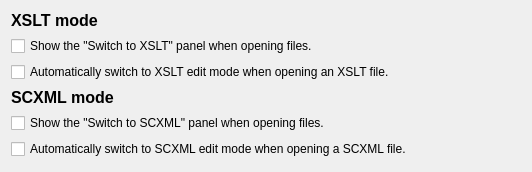
Old version of the form src/config/configureeditmodesdialog.ui in the repository lbellonda/qxmledit.
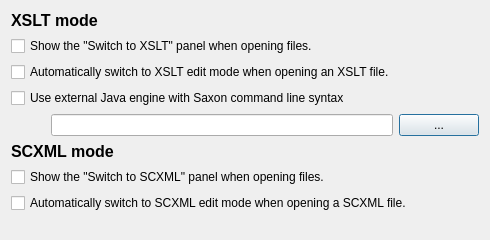
New version of the form.

Patch:
```diff
--- a/src/config/configureeditmodesdialog.ui
+++ b/src/config/configureeditmodesdialog.ui
@@ -6,8 +6,8 @@
    <rect>
     <x>0</x>
     <y>0</y>
-    <width>532</width>
-    <height>172</height>
+    <width>490</width>
+    <height>240</height>
    </rect>
   </property>
   <property name="windowTitle">
@@ -48,6 +48,50 @@
      </property>
     </widget>
    </item>
+   <item>
+    <widget class="QCheckBox" name="cbSaxon">
+     <property name="text">
+      <string>Use external Java engine with Saxon command line syntax</string>
+     </property>
+    </widget>
+   </item>
+   <item>
+    <layout class="QHBoxLayout" name="horizontalLayout">
+     <item>
+      <spacer name="horizontalSpacer">
+       <property name="orientation">
+        <enum>Qt::Horizontal</enum>
+       </property>
+       <property name="sizeType">
+        <enum>QSizePolicy::Maximum</enum>
+       </property>
+       <property name="sizeHint" stdset="0">
+        <size>
+         <width>40</width>
+         <height>20</height>
+        </size>
+       </property>
+      </spacer>
+     </item>
+     <item>
+      <widget class="QLineEdit" name="saxonPath">
+       <property name="sizePolicy">
+        <sizepolicy hsizetype="MinimumExpanding" vsizetype="Fixed">
+         <horstretch>0</horstretch>
+         <verstretch>0</verstretch>
+        </sizepolicy>
+       </property>
+      </widget>
+     </item>
+     <item>
+      <widget class="QPushButton" name="cmdSaxonPath">
+       <property name="text">
+        <string>...</string>
+       </property>
+      </widget>
+     </item>
+    </layout>
+   </item>
    <item>
     <widget class="QLabel" name="label_2">
      <property name="sizePolicy">
```
